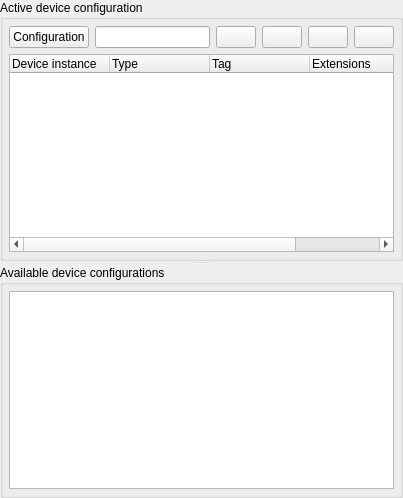
qmc2/qmc2-mame-fe, file messdevcfg.ui: the form before one commit.
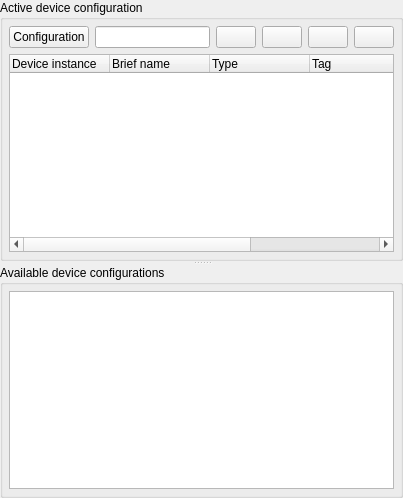
The form after the commit. Icons and pictures are not drawn.

```diff
--- a/messdevcfg.ui
+++ b/messdevcfg.ui
@@ -154,6 +154,11 @@
            <string>Device instance</string>
           </property>
          </column>
+         <column>
+          <property name="text">
+           <string>Brief name</string>
+          </property>
+         </column>
          <column>
           <property name="text">
            <string>Type</string>
```
